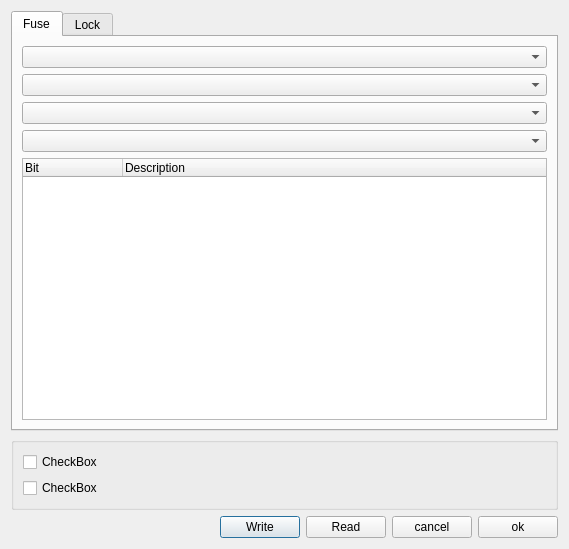
First picture: the form in SrcPony/forms/fusedlg.ui, repository lancos/ponyprog, before the edit.
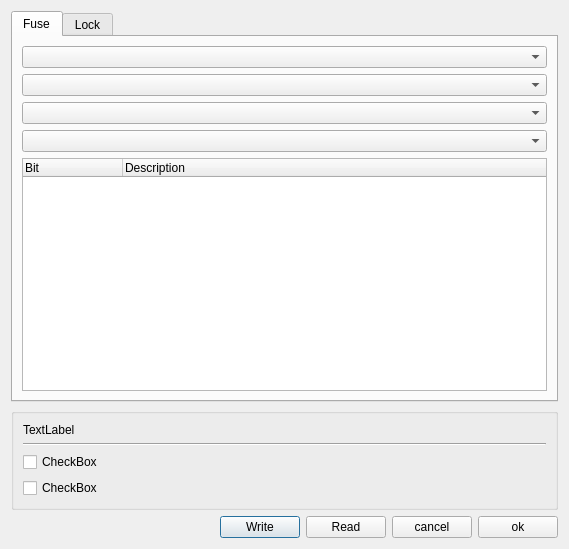
Second picture: the form after the edit.

Commit message: fuse dialog: help text for fuse, lock calculated bitfields

Patch:
```diff
--- a/SrcPony/forms/fusedlg.ui
+++ b/SrcPony/forms/fusedlg.ui
@@ -145,19 +145,33 @@
      </property>
      <layout class="QGridLayout" name="gridLayout_3">
       <item row="0" column="0">
+       <widget class="QLabel" name="labelFuseLock">
+        <property name="text">
+         <string>TextLabel</string>
+        </property>
+       </widget>
+      </item>
+      <item row="2" column="0">
        <widget class="QCheckBox" name="chkHlp0">
         <property name="text">
          <string>CheckBox</string>
         </property>
        </widget>
       </item>
-      <item row="1" column="0">
+      <item row="3" column="0">
        <widget class="QCheckBox" name="chkHlp1">
         <property name="text">
          <string>CheckBox</string>
         </property>
        </widget>
       </item>
+      <item row="1" column="0">
+       <widget class="Line" name="line">
+        <property name="orientation">
+         <enum>Qt::Horizontal</enum>
+        </property>
+       </widget>
+      </item>
      </layout>
     </widget>
    </item>
```
The commit also changes 2 other files.
